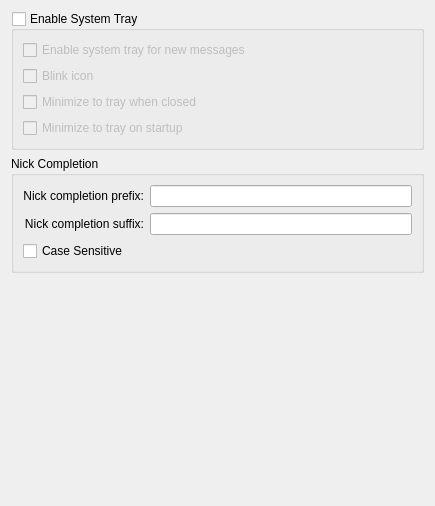
Qt form libaki/dialogs/generalpage.ui (KDE/aki) before a commit.
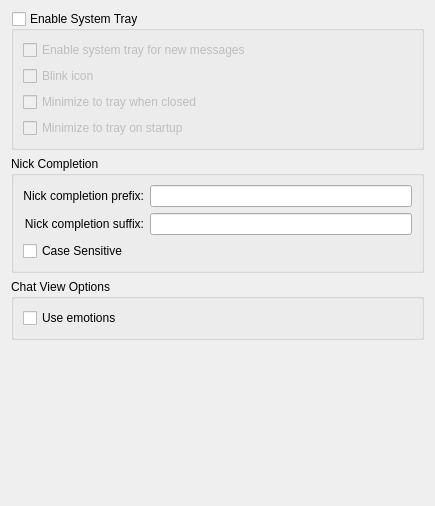
The same form after that commit. Custom widgets are drawn as their Qt base class.

Commit message: Enable/disable the use of emoticons in the chat view Removed an old ui file

Patch:
```diff
--- a/libaki/dialogs/generalpage.ui
+++ b/libaki/dialogs/generalpage.ui
@@ -112,6 +112,26 @@
        </layout>
       </widget>
      </item>
+     <item row="2" column="0">
+      <widget class="QGroupBox" name="groupBox">
+       <property name="title">
+        <string>Chat View Options</string>
+       </property>
+       <layout class="QGridLayout" name="gridLayout_8">
+        <item row="0" column="0">
+         <layout class="QGridLayout" name="gridLayout_7">
+          <item row="0" column="0">
+           <widget class="QCheckBox" name="kcfg_enableEmotions">
+            <property name="text">
+             <string>Use emotions</string>
+            </property>
+           </widget>
+          </item>
+         </layout>
+        </item>
+       </layout>
+      </widget>
+     </item>
     </layout>
    </item>
    <item row="1" column="0">
```
The commit also changes 3 other files.
